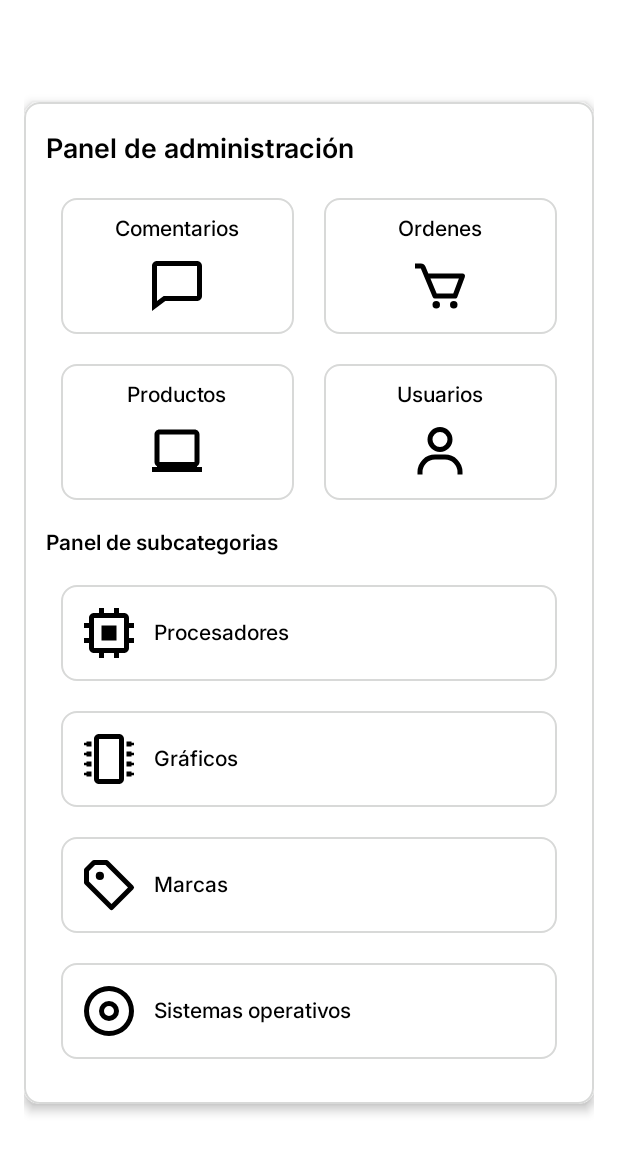
After one commit to JoseDHernandez/ByteStore-Android, an Android app: the fragment AdminFragment shown on its own in the app's theme, on a phone screen of 412 x 824 dp. The commit adds this screen. Shown: the top 1153 px of the screen. Run offline under Robolectric (Android 15) with nearby library versions, the phone set to English and light mode, and no system bars; network calls fail; 4 statements that could not run were skipped.

Commit message:
admin fragment

```diff
--- a/app/src/main/java/com/example/bytestore/ui/MainActivity.kt
+++ b/app/src/main/java/com/example/bytestore/ui/MainActivity.kt
@@ -135,9 +135,9 @@ class MainActivity : AppCompatActivity() {
             R.id.cartFragment -> 2
 
             //perfil/opciones
-            R.id.profileFragment -> 3
+            R.id.profileFragment ,R.id.adminFragment-> 3
 
-            else -> 0
+            else -> 3
         }
         binding.navbar.setActiveItem(actualFragment)
     }
--- /dev/null
+++ b/app/src/main/java/com/example/bytestore/ui/admin/AdminFragment.kt
@@ -0,0 +1,38 @@
+package com.example.bytestore.ui.admin
+
+import android.os.Bundle
+import androidx.fragment.app.Fragment
+import android.view.LayoutInflater
+import android.view.View
+import android.view.ViewGroup
+import com.example.bytestore.R
+import com.example.bytestore.databinding.FragmentAdminBinding
+import com.example.bytestore.ui.ProtectedFragment
+import com.example.bytestore.utils.topBar
+
+class AdminFragment : ProtectedFragment() {
+    override val requiredRole = "ADMINISTRADOR" //solo el administrador puede ver el fragment
+
+    private var _binding : FragmentAdminBinding?=null
+    private val binding get() = _binding!!
+
+    override fun onCreateView(
+        inflater: LayoutInflater,
+        container: ViewGroup?,
+        savedInstanceState: Bundle?
+    ): View {
+        _binding = FragmentAdminBinding.inflate(inflater,container,false)
+        return binding.root
+    }
+
+    override fun onViewCreated(view: View, savedInstanceState: Bundle?) {
+        super.onViewCreated(view, savedInstanceState)
+        topBar().setTitle("Gestión")
+        //TODO: agregar navegaciones
+    }
+
+    override fun onDestroyView() {
+        _binding = null
+        super.onDestroyView()
+    }
+}
--- a/app/src/main/java/com/example/bytestore/ui/components/navbar/NavbarView.kt
+++ b/app/src/main/java/com/example/bytestore/ui/components/navbar/NavbarView.kt
@@ -45,9 +45,7 @@ class NavbarView @JvmOverloads constructor(
                 when (option) {
                     "account" -> onItemSelected?.invoke(R.id.profileFragment)
                     "logout" -> onLogoutSelected?.invoke()
-                    "admin" -> {
-                        // TODO: Navegar a panel de administrador
-                    }
+                    "admin" -> onItemSelected?.invoke(R.id.adminFragment)
                 }
             }
             bottomSheet.show((context as AppCompatActivity).supportFragmentManager, "optionsSheet")
--- a/app/src/main/res/drawable/ic_cart_empty.xml
+++ b/app/src/main/res/drawable/ic_cart_empty.xml
@@ -1,10 +1,18 @@
 <vector xmlns:android="http://schemas.android.com/apk/res/android"
-    android:width="556dp"
-    android:height="557dp"
-    android:viewportWidth="556"
-    android:viewportHeight="557">
+    android:width="50dp"
+    android:height="50dp"
+    android:viewportWidth="24"
+    android:viewportHeight="24">
   <path
-      android:pathData="M257,2.6c-1.9,0.2 -7.8,0.9 -13,1.5 -40.6,4.6 -85.8,21.8 -120.5,45.7 -20.9,14.4 -43.3,35 -57.9,53.2 -33.3,41.5 -54.5,93.1 -59.6,144.9 -1.3,13.3 -1.3,41 0,54.2 9.9,98.9 73.6,185 166,224.4 89.2,38.1 195.2,24.1 272.5,-36 54.9,-42.6 90.7,-103.2 102.5,-173.5 2.8,-16.1 3.8,-49.5 2.1,-67.6 -4.2,-44.5 -19.5,-87.6 -44.4,-125.1 -11.6,-17.4 -19.9,-27.6 -34.2,-41.9 -42.3,-42.4 -95.5,-69 -156,-78 -9.5,-1.4 -49.9,-2.7 -57.5,-1.8zM190,194c21,4 36,25.8 32.1,46.7 -4.1,22 -25,37.2 -46.4,33.4 -22.3,-3.9 -37.8,-25.2 -33.9,-46.4 4.4,-23.4 25.3,-38 48.2,-33.7zM381.3,194.5c8.5,2.2 13.6,5.1 19.8,11.5 4.4,4.6 6.2,7.3 8.4,13.3 2.4,6.7 2.7,8.7 2.3,16.4 -0.3,7.2 -1,10 -3.5,15.4 -4.2,9.1 -11.4,15.9 -21,19.9 -7,2.9 -8.3,3.2 -16.8,2.8 -8.2,-0.3 -9.9,-0.7 -16.7,-4.1 -28.6,-14.1 -30.4,-54.4 -3.2,-70.3 10.7,-6.3 19.8,-7.7 30.7,-4.9zM383.4,332.2c0.7,3.3 6.6,51.1 6.3,51.4 -0.6,0.6 -217.2,27.2 -217.6,26.8 -0.7,-0.6 -7.2,-52.6 -6.7,-53.1 0.4,-0.5 210.6,-27 214.8,-27.2 2.1,-0.1 2.9,0.4 3.2,2.1z"
-      android:fillColor="#000000"
-      android:strokeColor="#00000000"/>
+      android:pathData="M12,2C6.486,2 2,6.486 2,12s4.486,10 10,10s10,-4.486 10,-10S17.514,2 12,2m0,18c-4.411,0 -8,-3.589 -8,-8s3.589,-8 8,-8s8,3.589 8,8s-3.589,8 -8,8"
+      android:fillColor="#000"/>
+  <path
+      android:pathData="M8.5,10.5m-1.5,0a1.5,1.5 0,1 1,3 0a1.5,1.5 0,1 1,-3 0"
+      android:fillColor="#000"/>
+  <path
+      android:pathData="M15.493,10.493m-1.493,0a1.493,1.493 0,1 1,2.986 0a1.493,1.493 0,1 1,-2.986 0"
+      android:fillColor="#000"/>
+  <path
+      android:pathData="m8.124,16.992l-0.248,-1.984l8,-1l0.248,1.984z"
+      android:fillColor="#000"/>
 </vector>
--- /dev/null
+++ b/app/src/main/res/drawable/ic_comment.xml
@@ -0,0 +1,9 @@
+<vector xmlns:android="http://schemas.android.com/apk/res/android"
+    android:width="50dp"
+    android:height="50dp"
+    android:viewportWidth="24"
+    android:viewportHeight="24">
+  <path
+      android:pathData="M20,2H4c-1.103,0 -2,0.897 -2,2v18l5.333,-4H20c1.103,0 2,-0.897 2,-2V4c0,-1.103 -0.897,-2 -2,-2m0,14H6.667L4,18V4h16z"
+      android:fillColor="#000"/>
+</vector>
--- /dev/null
+++ b/app/src/main/res/drawable/ic_disc.xml
@@ -0,0 +1,12 @@
+<vector xmlns:android="http://schemas.android.com/apk/res/android"
+    android:width="50dp"
+    android:height="50dp"
+    android:viewportWidth="24"
+    android:viewportHeight="24">
+  <path
+      android:pathData="M12,2a10,10 0,1 0,10 10A10,10 0,0 0,12 2m0,18a8,8 0,1 1,8 -8a8,8 0,0 1,-8 8"
+      android:fillColor="#000"/>
+  <path
+      android:pathData="M12,8a4,4 0,1 0,4 4a4,4 0,0 0,-4 -4m0,6a2,2 0,1 1,2 -2a2,2 0,0 1,-2 2"
+      android:fillColor="#000"/>
+</vector>
--- /dev/null
+++ b/app/src/main/res/drawable/ic_graphics.xml
@@ -0,0 +1,9 @@
+<vector xmlns:android="http://schemas.android.com/apk/res/android"
+    android:width="50dp"
+    android:height="50dp"
+    android:viewportWidth="24"
+    android:viewportHeight="24">
+  <path
+      android:pathData="M16,2L8,2c-1.103,0 -2,0.897 -2,2v16c0,1.103 0.897,2 2,2h8c1.103,0 2,-0.897 2,-2L18,4c0,-1.103 -0.897,-2 -2,-2M8,20L8,4h8l0.001,16zM3,7h2L5,5L3,5v0.5L2,5.5v1h1zM21,5h-2v2h2v-0.5h1v-1h-1zM3,11h2L5,9L3,9v0.5L2,9.5v1h1zM21,9h-2v2h2v-0.5h1v-1h-1zM3,15h2v-2L3,13v0.5L2,13.5v1h1zM21,13h-2v2h2v-0.5h1v-1h-1zM3,19h2v-2L3,17v0.5L2,17.5v1h1zM21,17h-2v2h2v-0.5h1v-1h-1z"
+      android:fillColor="#000"/>
+</vector>
--- /dev/null
+++ b/app/src/main/res/drawable/ic_laptop.xml
@@ -0,0 +1,9 @@
+<vector xmlns:android="http://schemas.android.com/apk/res/android"
+    android:width="50dp"
+    android:height="50dp"
+    android:viewportWidth="24"
+    android:viewportHeight="24">
+  <path
+      android:pathData="M20,17.722c0.595,-0.347 1,-0.985 1,-1.722V5c0,-1.103 -0.897,-2 -2,-2H5c-1.103,0 -2,0.897 -2,2v11c0,0.736 0.405,1.375 1,1.722V18H2v2h20v-2h-2zM5,16V5h14l0.002,11z"
+      android:fillColor="#000"/>
+</vector>
--- /dev/null
+++ b/app/src/main/res/drawable/ic_processor.xml
@@ -0,0 +1,12 @@
+<vector xmlns:android="http://schemas.android.com/apk/res/android"
+    android:width="50dp"
+    android:height="50dp"
+    android:viewportWidth="24"
+    android:viewportHeight="24">
+  <path
+      android:pathData="M9,9h6v6H9z"
+      android:fillColor="#000"/>
+  <path
+      android:pathData="M20,6c0,-1.103 -0.897,-2 -2,-2h-2V2h-2v2h-4V2H8v2H6c-1.103,0 -2,0.897 -2,2v2H2v2h2v4H2v2h2v2c0,1.103 0.897,2 2,2h2v2h2v-2h4v2h2v-2h2c1.103,0 2,-0.897 2,-2v-2h2v-2h-2v-4h2V8h-2zM6,18V6h12l0.002,12z"
+      android:fillColor="#000"/>
+</vector>
--- /dev/null
+++ b/app/src/main/res/drawable/ic_tag.xml
@@ -0,0 +1,12 @@
+<vector xmlns:android="http://schemas.android.com/apk/res/android"
+    android:width="50dp"
+    android:height="50dp"
+    android:viewportWidth="24"
+    android:viewportHeight="24">
+  <path
+      android:pathData="M11.707,2.293A1,1 0,0 0,11 2H6a1,1 0,0 0,-0.707 0.293l-3,3A1,1 0,0 0,2 6v5c0,0.266 0.105,0.52 0.293,0.707l10,10a0.997,0.997 0,0 0,1.414 0l8,-8a1,1 0,0 0,0 -1.414zM13,19.586l-9,-9V6.414L6.414,4h4.172l9,9z"
+      android:fillColor="#000"/>
+  <path
+      android:pathData="M8.353,8.353m-1.647,0a1.647,1.647 0,1 1,3.294 0a1.647,1.647 0,1 1,-3.294 0"
+      android:fillColor="#000"/>
+</vector>
--- /dev/null
+++ b/app/src/main/res/layout/fragment_admin.xml
@@ -0,0 +1,269 @@
+<?xml version="1.0" encoding="utf-8"?>
+<androidx.constraintlayout.widget.ConstraintLayout xmlns:android="http://schemas.android.com/apk/res/android"
+    xmlns:app="http://schemas.android.com/apk/res-auto"
+    xmlns:tools="http://schemas.android.com/tools"
+    android:layout_width="match_parent"
+    android:layout_height="match_parent"
+    android:clipToPadding="true"
+    android:paddingHorizontal="16dp"
+    android:paddingTop="10dp"
+    android:paddingBottom="30dp"
+    tools:context=".ui.admin.AdminFragment">
+
+    <androidx.cardview.widget.CardView
+        android:id="@+id/adminCard"
+        android:layout_width="0dp"
+        android:layout_height="wrap_content"
+        android:padding="16dp"
+        app:cardCornerRadius="10dp"
+        app:cardElevation="4dp"
+        app:layout_constraintBottom_toBottomOf="parent"
+        app:layout_constraintEnd_toEndOf="parent"
+        app:layout_constraintStart_toStartOf="parent"
+        app:layout_constraintTop_toTopOf="parent">
+
+        <LinearLayout
+            android:layout_width="match_parent"
+            android:layout_height="wrap_content"
+            android:background="@drawable/card_background"
+            android:orientation="vertical">
+
+            <TextView
+
+                android:id="@+id/title"
+                android:layout_width="wrap_content"
+                android:layout_height="wrap_content"
+                android:fontFamily="@font/inter_semibold"
+                android:paddingBottom="12dp"
+                android:text="Panel de administración"
+                android:textSize="18sp" />
+
+            <!-- Grid 2 x 2 -->
+            <GridLayout
+                android:id="@+id/adminGrid"
+                android:layout_width="match_parent"
+                android:layout_height="wrap_content"
+                android:alignmentMode="alignMargins"
+                android:columnCount="2"
+                android:rowCount="2"
+                android:useDefaultMargins="true">
+
+                <!-- Item -->
+                <LinearLayout
+                    android:id="@+id/btnComments"
+                    android:layout_width="0dp"
+                    android:layout_height="wrap_content"
+                    android:layout_columnWeight="1"
+                    android:layout_margin="10dp"
+                    android:background="@drawable/card_background"
+                    android:gravity="center"
+                    android:orientation="vertical"
+                    android:padding="12dp">
+
+                    <TextView
+                        android:layout_width="wrap_content"
+                        android:layout_height="wrap_content"
+                        android:layout_marginBottom="10dp"
+                        android:fontFamily="@font/inter_medium"
+                        android:text="Comentarios" />
+
+                    <ImageView
+                        android:layout_width="40dp"
+                        android:layout_height="40dp"
+                        android:src="@drawable/ic_comment" />
+
+                </LinearLayout>
+
+                <!-- Copias para Ordenes, Productos, Usuarios -->
+                <LinearLayout
+                    android:id="@+id/btnOrders"
+                    android:layout_width="0dp"
+                    android:layout_height="wrap_content"
+                    android:layout_columnWeight="1"
+                    android:layout_margin="10dp"
+                    android:background="@drawable/card_background"
+                    android:gravity="center"
+                    android:orientation="vertical"
+                    android:padding="12dp">
+
+                    <TextView
+                        android:layout_width="wrap_content"
+                        android:layout_height="wrap_content"
+                        android:layout_marginBottom="10dp"
+                        android:fontFamily="@font/inter_medium"
+                        android:text="Ordenes" />
+
+                    <ImageView
+                        android:layout_width="40dp"
+                        android:layout_height="40dp"
+                        android:src="@drawable/ic_cart" />
+
+                </LinearLayout>
+
+                <LinearLayout
+                    android:id="@+id/btnProducts"
+                    android:layout_width="0dp"
+                    android:layout_height="wrap_content"
+                    android:layout_columnWeight="1"
+                    android:layout_margin="10dp"
+                    android:background="@drawable/card_background"
+                    android:gravity="center"
+                    android:orientation="vertical"
+                    android:padding="12dp">
+
+                    <TextView
+                        android:layout_width="wrap_content"
+                        android:layout_height="wrap_content"
+                        android:layout_marginBottom="10dp"
+                        android:fontFamily="@font/inter_medium"
+                        android:text="Productos" />
+
+                    <ImageView
+                        android:layout_width="40dp"
+                        android:layout_height="40dp"
+                        android:src="@drawable/ic_laptop" />
+
+                </LinearLayout>
+
+                <LinearLayout
+                    android:id="@+id/btnUsers"
+                    android:layout_width="0dp"
+                    android:layout_height="wrap_content"
+                    android:layout_columnWeight="1"
+                    android:layout_margin="10dp"
+                    android:background="@drawable/card_background"
+                    android:gravity="center"
+                    android:orientation="vertical"
+                    android:padding="12dp">
+
+                    <TextView
+                        android:layout_width="wrap_content"
+                        android:layout_height="wrap_content"
+                        android:layout_marginBottom="10dp"
+                        android:fontFamily="@font/inter_medium"
+                        android:text="Usuarios" />
+
+                    <ImageView
+                        android:layout_width="40dp"
+                        android:layout_height="40dp"
+                        android:src="@drawable/ic_user" />
+
+                </LinearLayout>
+
+            </GridLayout>
+
+            <TextView
+                android:layout_width="match_parent"
+                android:layout_height="wrap_content"
+                android:layout_marginVertical="10dp"
+                android:fontFamily="@font/inter_semibold"
+                android:text="Panel de subcategorias" />
+
+
+            <!-- Item -->
+            <LinearLayout
+                android:id="@+id/btnProcessros"
+                android:layout_width="match_parent"
+                android:layout_height="wrap_content"
+                android:layout_margin="10dp"
+                android:background="@drawable/card_background"
+                android:gravity="center_vertical"
+                android:orientation="horizontal"
+                android:padding="12dp">
+
+                <ImageView
+                    android:layout_width="40dp"
+                    android:layout_height="40dp"
+                    android:src="@drawable/ic_processor" />
+
+                <TextView
+                    android:layout_width="wrap_content"
+                    android:layout_height="wrap_content"
+                    android:layout_marginStart="10dp"
+                    android:fontFamily="@font/inter_medium"
+                    android:text="Procesadores" />
+
+
+            </LinearLayout>
+
+            <LinearLayout
+                android:id="@+id/btnGraphics"
+                android:layout_width="match_parent"
+                android:layout_height="wrap_content"
+                android:layout_margin="10dp"
+                android:background="@drawable/card_background"
+                android:gravity="center_vertical"
+                android:orientation="horizontal"
+                android:padding="12dp">
+
+                <ImageView
+                    android:layout_width="40dp"
+                    android:layout_height="40dp"
+                    android:src="@drawable/ic_graphics" />
+
+                <TextView
+                    android:layout_width="wrap_content"
+                    android:layout_height="wrap_content"
+                    android:layout_marginStart="10dp"
+                    android:fontFamily="@font/inter_medium"
+                    android:text="Gráficos" />
+
+
+            </LinearLayout>
+
+            <LinearLayout
+                android:id="@+id/btnBrands"
+                android:layout_width="match_parent"
+                android:layout_height="wrap_content"
+                android:layout_margin="10dp"
+                android:background="@drawable/card_background"
+                android:gravity="center_vertical"
+                android:orientation="horizontal"
+                android:padding="12dp">
+
+                <ImageView
+                    android:layout_width="40dp"
+                    android:layout_height="40dp"
+                    android:src="@drawable/ic_tag" />
+
+                <TextView
+                    android:layout_width="wrap_content"
+                    android:layout_height="wrap_content"
+                    android:layout_marginStart="10dp"
+                    android:fontFamily="@font/inter_medium"
+                    android:text="Marcas" />
+
+
+            </LinearLayout>
+
+            <LinearLayout
+                android:id="@+id/btnOS"
+                android:layout_width="match_parent"
+                android:layout_height="wrap_content"
+                android:layout_margin="10dp"
+                android:background="@drawable/card_background"
+                android:gravity="center_vertical"
+                android:orientation="horizontal"
+                android:padding="12dp">
+
+                <ImageView
+                    android:layout_width="40dp"
+                    android:layout_height="40dp"
+                    android:src="@drawable/ic_disc" />
+
+                <TextView
+                    android:layout_width="wrap_content"
+                    android:layout_height="wrap_content"
+                    android:layout_marginStart="10dp"
+                    android:fontFamily="@font/inter_medium"
+                    android:text="Sistemas operativos" />
+
+
+            </LinearLayout>
+
+
+        </LinearLayout>
+
+    </androidx.cardview.widget.CardView>
+
+</androidx.constraintlayout.widget.ConstraintLayout>
--- a/app/src/main/res/navigation/nav_graph.xml
+++ b/app/src/main/res/navigation/nav_graph.xml
@@ -144,6 +144,15 @@
             app:popUpToInclusive="false" />
     </fragment>
 
+    <!-- Panel de administración -->
+    <fragment
+        android:id="@+id/adminFragment"
+        android:name="com.example.bytestore.ui.admin.AdminFragment"
+        android:label="Panel de administración"
+        tools:layout="@layout/fragment_admin">
+        <!--TODO:pendiente acciones a los cruds-->
+    </fragment>
+
     <!-- Acciones globales -->
     <!-- login -->
     <action
--- a/app/src/main/res/values/strings.xml
+++ b/app/src/main/res/values/strings.xml
@@ -2,7 +2,7 @@
     <string name="app_name">Byte store</string>
     <!-- TODO: Remove or change this placeholder text -->
     <string name="hello_blank_fragment">Hello blank fragment</string>
-        <string name="price_format">$%s</string>
+    <string name="price_format">$%s</string>
     <string name="discount_percentage">-%.0f%%</string>
     <string name="reviews_none">(Sin reseñas)</string>
     <string name="reviews_single">(1 reseña)</string>
```
